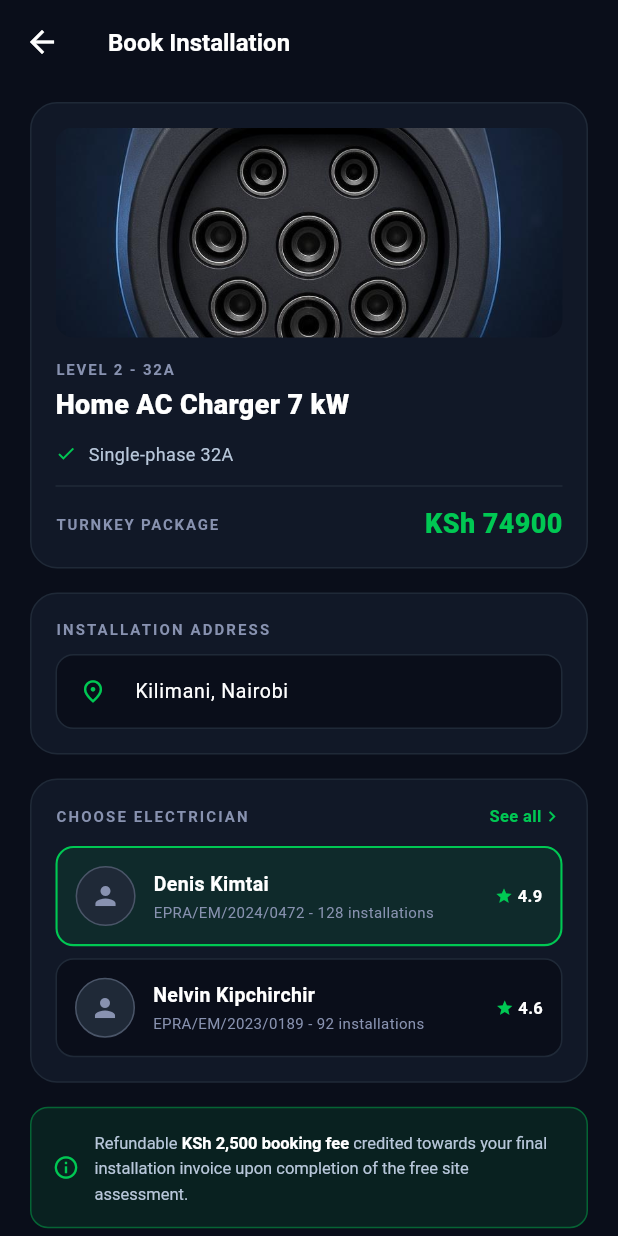
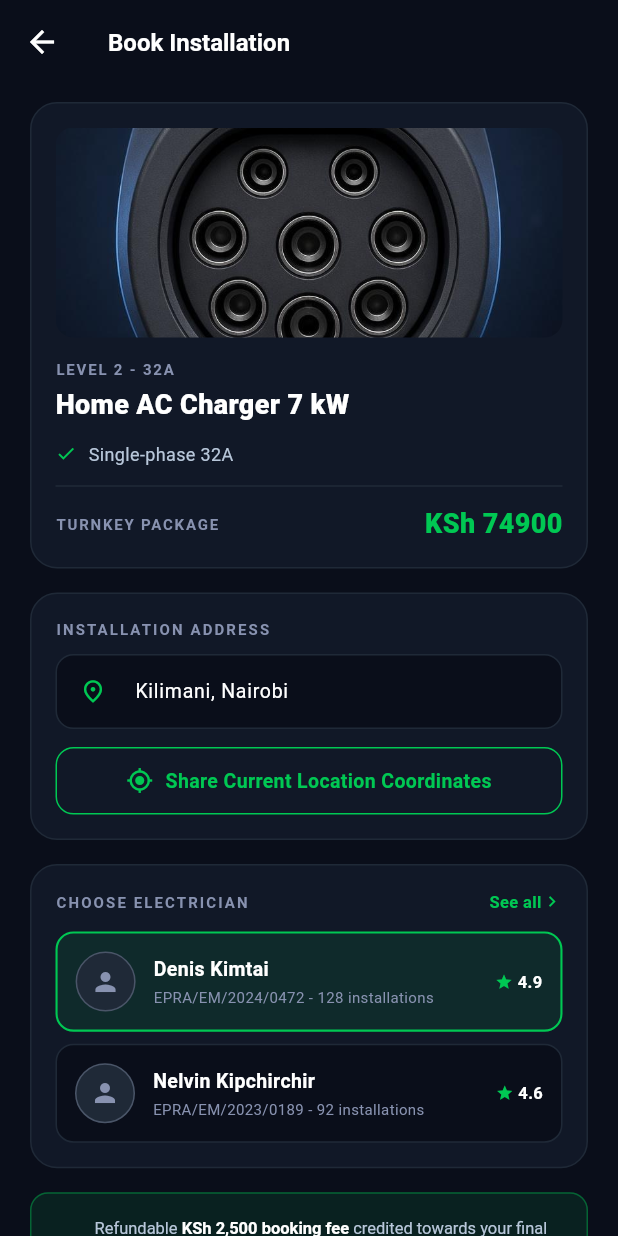
Before and after one commit to Nelvine-Kirwa/ev_radar, a Flutter app: the EquipmentDetailScreen screen opened directly with sample values from the repository, on a phone screen of 412 x 824 dp. Run offline on Flutter 3.47's test engine with Material 3 defaults, Android fonts, the phone set to English and light mode, and no system bars; our stand-ins replace cloud_firestore, firebase_auth, firebase_core, flutter_dotenv, geolocator; accounts and stored records are empty.

Commit message:
Installation GPS capture: share location coordinates on booking and operator forms, save lat/lng to Firestore

```diff
--- a/lib/screens/become_operator_screen.dart
+++ b/lib/screens/become_operator_screen.dart
@@ -397,7 +397,7 @@ class _BecomeOperatorScreenState extends State<BecomeOperatorScreen> {
                 )
               : const Icon(Icons.my_location, size: 18),
           label: Text(
-            hasLocation ? 'Recapture Location' : 'Use My Current Location',
+            hasLocation ? 'Recapture Location' : 'Share Current Location Coordinates',
             style: const TextStyle(fontWeight: FontWeight.w600),
           ),
           style: OutlinedButton.styleFrom(
--- a/lib/screens/equipment_detail_screen.dart
+++ b/lib/screens/equipment_detail_screen.dart
@@ -4,6 +4,7 @@ import '../data/equipment_data.dart';
 import '../models/equipment.dart';
 import '../providers/auth_provider.dart';
 import '../services/booking_service.dart';
+import '../services/location_service.dart';
 import 'booking_confirmation_screen.dart';
 
 class EquipmentDetailScreen extends StatefulWidget {
@@ -21,6 +22,35 @@ class _EquipmentDetailScreenState extends State<EquipmentDetailScreen> {
   );
   int _selectedElectrician = 0;
   bool _isSubmitting = false;
+  double? _latitude;
+  double? _longitude;
+  bool _capturingLocation = false;
+
+  Future<void> _captureLocation() async {
+    setState(() => _capturingLocation = true);
+    try {
+      final pos = await LocationService().getCurrentLocation();
+      if (!mounted) return;
+      if (pos == null) {
+        ScaffoldMessenger.of(context).showSnackBar(
+          const SnackBar(content: Text('Location permission denied')),
+        );
+      } else {
+        setState(() {
+          _latitude = pos.latitude;
+          _longitude = pos.longitude;
+        });
+      }
+    } catch (e) {
+      if (mounted) {
+        ScaffoldMessenger.of(context).showSnackBar(
+          SnackBar(content: Text('Location error: $e')),
+        );
+      }
+    } finally {
+      if (mounted) setState(() => _capturingLocation = false);
+    }
+  }
 
   @override
   void dispose() {
@@ -48,6 +78,8 @@ class _EquipmentDetailScreenState extends State<EquipmentDetailScreen> {
       electricianName: e['name'],
       electricianRating: (e['rating'] as num).toDouble(),
       address: _addressController.text.trim(),
+      latitude: _latitude,
+      longitude: _longitude,
       bookingFeeKsh: 2500,
     );
 
@@ -232,6 +264,89 @@ class _EquipmentDetailScreenState extends State<EquipmentDetailScreen> {
                 border: InputBorder.none,
                 contentPadding: EdgeInsets.symmetric(vertical: 14),
               ),
+            ),
+          ),
+          const SizedBox(height: 12),
+          GestureDetector(
+            onTap: _capturingLocation ? null : _captureLocation,
+            child: Container(
+              padding: const EdgeInsets.symmetric(vertical: 12),
+              decoration: BoxDecoration(
+                color: Colors.transparent,
+                borderRadius: BorderRadius.circular(12),
+                border: Border.all(color: const Color(0xFF00C853)),
+              ),
+              alignment: Alignment.center,
+              child: _capturingLocation
+                  ? const SizedBox(
+                      width: 18,
+                      height: 18,
+                      child: CircularProgressIndicator(
+                          strokeWidth: 2, color: Color(0xFF00C853)),
+                    )
+                  : Row(
+                      mainAxisSize: MainAxisSize.min,
+                      children: [
+                        const Icon(Icons.my_location,
+                            color: Color(0xFF00C853), size: 18),
+                        const SizedBox(width: 8),
+                        Text(
+                          _latitude != null && _longitude != null
+                              ? 'Recapture Location Coordinates'
+                              : 'Share Current Location Coordinates',
+                          style: const TextStyle(
+                            color: Color(0xFF00C853),
+                            fontSize: 13,
+                            fontWeight: FontWeight.w700,
+                          ),
+                        ),
+                      ],
+                    ),
+            ),
+          ),
+          if (_latitude != null && _longitude != null) ...[
+            const SizedBox(height: 10),
+            Row(
+              children: [
+                Expanded(
+                  child: _coordChip('Lat', _latitude!.toStringAsFixed(5)),
+                ),
+                const SizedBox(width: 10),
+                Expanded(
+                  child: _coordChip('Lng', _longitude!.toStringAsFixed(5)),
+                ),
+              ],
+            ),
+          ],
+        ],
+      ),
+    );
+  }
+
+  Widget _coordChip(String label, String value) {
+    return Container(
+      padding: const EdgeInsets.symmetric(horizontal: 12, vertical: 8),
+      decoration: BoxDecoration(
+        color: const Color(0x1A00C853),
+        borderRadius: BorderRadius.circular(10),
+        border: Border.all(color: const Color(0x6600C853)),
+      ),
+      child: Row(
+        children: [
+          const Icon(Icons.check_circle,
+              color: Color(0xFF00C853), size: 14),
+          const SizedBox(width: 6),
+          Text('$label: ',
+              style: const TextStyle(
+                  color: Color(0xFF8892B0), fontSize: 11)),
+          Expanded(
+            child: Text(
+              value,
+              style: const TextStyle(
+                  color: Colors.white,
+                  fontSize: 12,
+                  fontWeight: FontWeight.w700),
+              overflow: TextOverflow.ellipsis,
             ),
           ),
         ],
--- a/lib/services/booking_service.dart
+++ b/lib/services/booking_service.dart
@@ -16,6 +16,8 @@ class BookingService {
     required double electricianRating,
     required String address,
     required int bookingFeeKsh,
+    double? latitude,
+    double? longitude,
   }) async {
     try {
       final ref = await _col.add({
@@ -30,11 +32,13 @@ class BookingService {
         'address': address,
         'status': 'SCHEDULED',
         'bookingFeeKsh': bookingFeeKsh,
+        if (latitude != null) 'latitude': latitude,
+        if (longitude != null) 'longitude': longitude,
         'createdAt': FieldValue.serverTimestamp(),
       });
       return ref.id;
     } catch (e) {
-      print('Error creating booking: $e');
+      debugPrint('Error creating booking: $e');
       return null;
     }
   }
```
